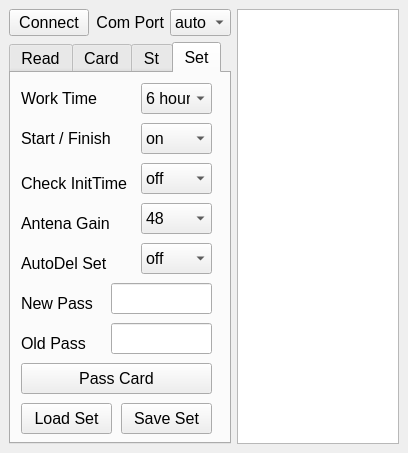
Old version of the form design.ui in the repository sportiduino/SportiduinoPQ.
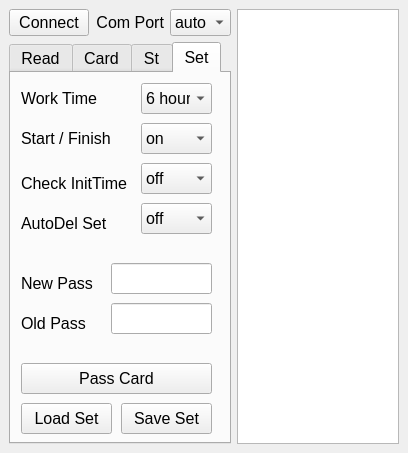
New version of the form. The open tabs and pages were chosen to show the change.

Patch:
```diff
--- a/design.ui
+++ b/design.ui
@@ -693,67 +693,11 @@
            </property>
           </item>
          </widget>
-         <widget class="QLabel" name="label_4">
-          <property name="geometry">
-           <rect>
-            <x>10</x>
-            <y>130</y>
-            <width>131</width>
-            <height>41</height>
-           </rect>
-          </property>
-          <property name="text">
-           <string>Antena Gain</string>
-          </property>
-         </widget>
-         <widget class="QComboBox" name="CardCap">
-          <property name="geometry">
-           <rect>
-            <x>130</x>
-            <y>130</y>
-            <width>71</width>
-            <height>31</height>
-           </rect>
-          </property>
-          <property name="editable">
-           <bool>false</bool>
-          </property>
-          <item>
-           <property name="text">
-            <string>48</string>
-           </property>
-          </item>
-          <item>
-           <property name="text">
-            <string>43</string>
-           </property>
-          </item>
-          <item>
-           <property name="text">
-            <string>38</string>
-           </property>
-          </item>
-          <item>
-           <property name="text">
-            <string>33</string>
-           </property>
-          </item>
-          <item>
-           <property name="text">
-            <string>23</string>
-           </property>
-          </item>
-          <item>
-           <property name="text">
-            <string>18</string>
-           </property>
-          </item>
-         </widget>
          <widget class="QLabel" name="label_5">
           <property name="geometry">
            <rect>
             <x>10</x>
-            <y>170</y>
+            <y>130</y>
             <width>111</width>
             <height>41</height>
            </rect>
@@ -766,7 +710,7 @@
           <property name="geometry">
            <rect>
             <x>130</x>
-            <y>170</y>
+            <y>130</y>
             <width>71</width>
             <height>31</height>
            </rect>
@@ -789,7 +733,7 @@
           <property name="geometry">
            <rect>
             <x>10</x>
-            <y>210</y>
+            <y>190</y>
             <width>81</width>
             <height>41</height>
            </rect>
@@ -802,7 +746,7 @@
           <property name="geometry">
            <rect>
             <x>10</x>
-            <y>250</y>
+            <y>230</y>
             <width>81</width>
             <height>41</height>
            </rect>
@@ -815,7 +759,7 @@
           <property name="geometry">
            <rect>
             <x>100</x>
-            <y>210</y>
+            <y>190</y>
             <width>101</width>
             <height>31</height>
            </rect>
@@ -825,7 +769,7 @@
           <property name="geometry">
            <rect>
             <x>100</x>
-            <y>250</y>
+            <y>230</y>
             <width>101</width>
             <height>31</height>
            </rect>
```
Left out of the diff: 1 changed line with no effect on the pictures.
